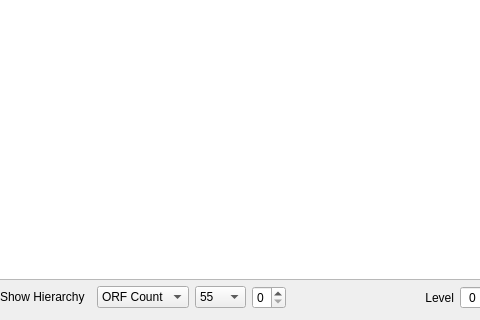
Qt form datamodel/htabledata.ui (hallamlab/MetaPathwaysGUI) before a commit; both pictures show x 147 to 627 and y 533 to 853 of the 831 by 853 pixel window.
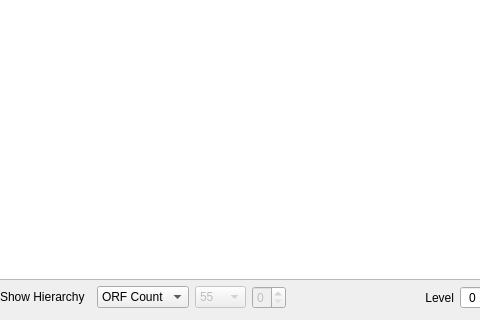
The same form after that commit.

```diff
--- a/datamodel/htabledata.ui
+++ b/datamodel/htabledata.ui
@@ -147,6 +147,9 @@
    </item>
    <item row="2" column="3">
     <widget class="QComboBox" name="alphaValue">
+     <property name="enabled">
+      <bool>false</bool>
+     </property>
      <property name="toolTip">
       <string>&lt;html&gt;&lt;head/&gt;&lt;body&gt;&lt;p&gt;This is the majority threshold required for a taxon to be decided as the LCA* taxonomy&lt;/p&gt;&lt;/body&gt;&lt;/html&gt;</string>
      </property>
@@ -272,6 +275,9 @@
    </item>
    <item row="2" column="4">
     <widget class="QSpinBox" name="lcaDepth">
+     <property name="enabled">
+      <bool>false</bool>
+     </property>
      <property name="toolTip">
       <string>&lt;html&gt;&lt;head/&gt;&lt;body&gt;&lt;p&gt;Filter ORFs with taxa with depth lower than this for purpose of LCA* calculation. The taxa with lower depth does not have enough specific information about a taxa. The  root is considered to be at depth 0. &lt;/p&gt;&lt;/body&gt;&lt;/html&gt;</string>
      </property>
```
Left out of the diff: 8 changed lines with no effect on the pictures.
